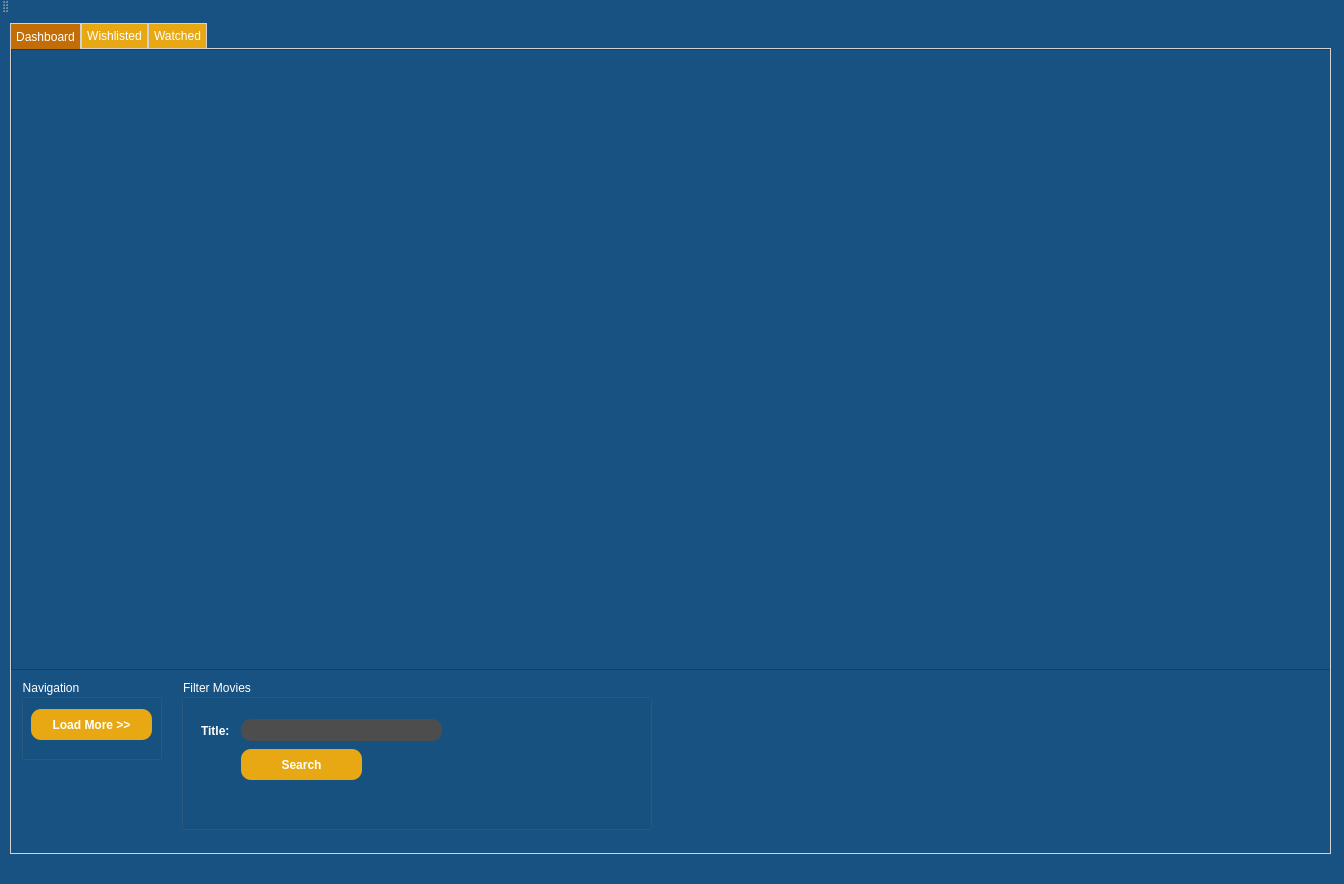
This is MoviePlatformApp/MoviePlatformApp/MovieDashboard.ui in TudiMoldoveanu/MovieRecomendationApp as Qt 5 draws it before an edit. The edited form follows.
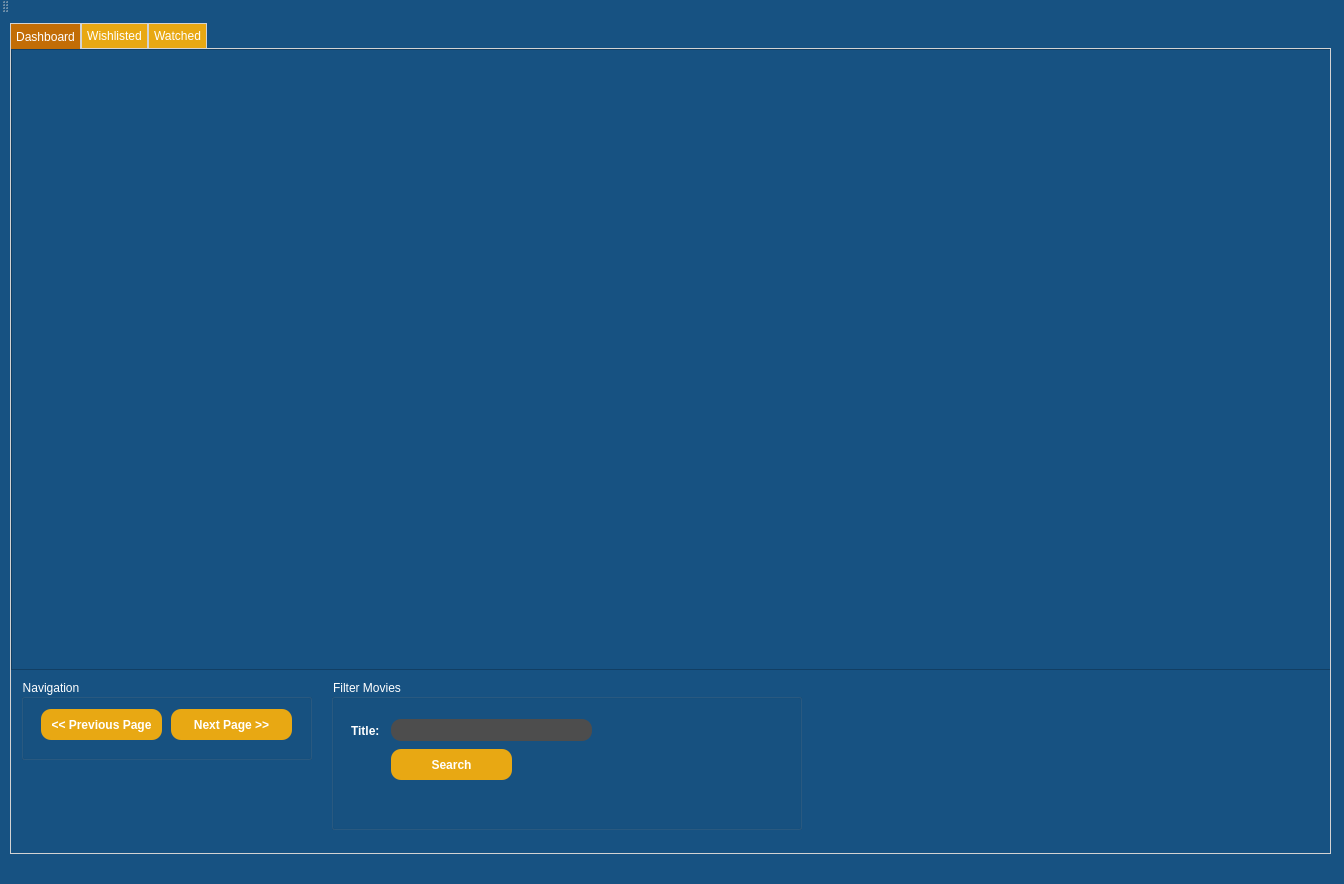
This is the edited form. Icons and pictures are not drawn.

Commit message: Made code refactoring to MovieDashboard Class

The edit to the form file:
```diff
--- a/MoviePlatformApp/MoviePlatformApp/MovieDashboard.ui
+++ b/MoviePlatformApp/MoviePlatformApp/MovieDashboard.ui
@@ -215,7 +215,7 @@
      <widget class="QGroupBox" name="groupBox">
       <property name="geometry">
        <rect>
-        <x>170</x>
+        <x>320</x>
         <y>630</y>
         <width>471</width>
         <height>151</height>
@@ -266,7 +266,7 @@
        <rect>
         <x>10</x>
         <y>630</y>
-        <width>141</width>
+        <width>291</width>
         <height>81</height>
        </rect>
       </property>
@@ -276,14 +276,27 @@
       <widget class="QPushButton" name="loadMoreButton">
        <property name="geometry">
         <rect>
-         <x>10</x>
+         <x>150</x>
          <y>30</y>
          <width>121</width>
          <height>31</height>
         </rect>
        </property>
        <property name="text">
-        <string>Load More &gt;&gt;</string>
+        <string>Next Page &gt;&gt;</string>
+       </property>
+      </widget>
+      <widget class="QPushButton" name="previousPage">
+       <property name="geometry">
+        <rect>
+         <x>20</x>
+         <y>30</y>
+         <width>121</width>
+         <height>31</height>
+        </rect>
+       </property>
+       <property name="text">
+        <string>&lt;&lt; Previous Page</string>
        </property>
       </widget>
      </widget>
```
Left out of the diff: 4 changed lines with no effect on the pictures. The commit also changes 7 other files.
